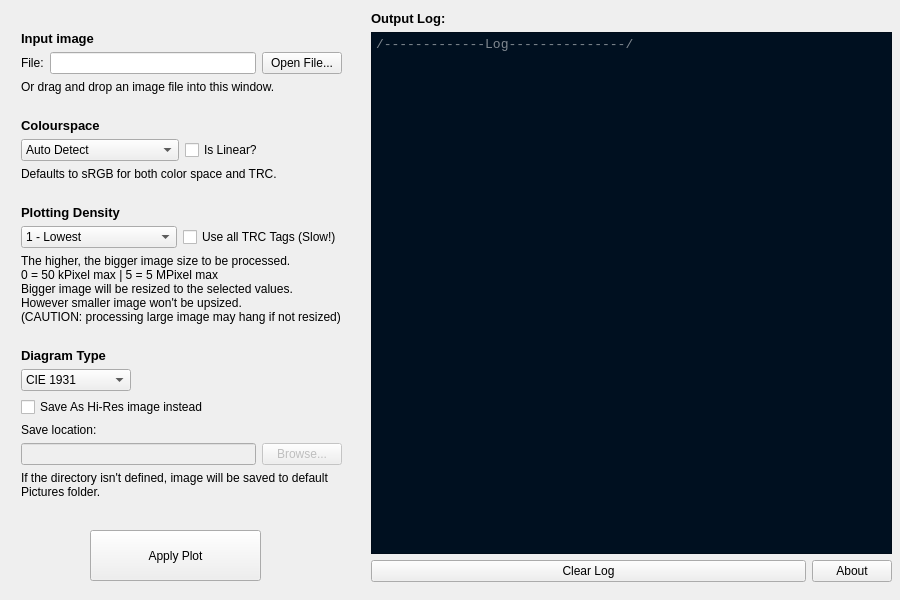
kampidh/Colour-Gamut-Plotter, file src/MainUIwindow.ui: the form before one commit.
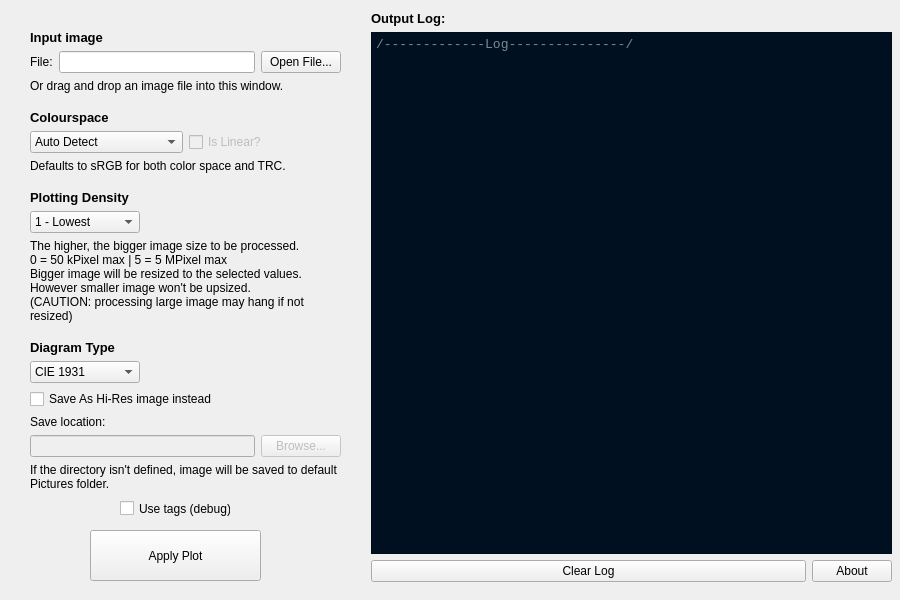
The form after the commit.

The edit to the form file:
```diff
--- a/src/MainUIwindow.ui
+++ b/src/MainUIwindow.ui
@@ -132,13 +132,32 @@
      </item>
     </layout>
    </widget>
-   <widget class="QWidget" name="layoutWidget">
+   <widget class="QCheckBox" name="useAllTagsCheckbox">
     <property name="geometry">
      <rect>
-      <x>21</x>
-      <y>31</y>
-      <width>321</width>
-      <height>468</height>
+      <x>120</x>
+      <y>500</y>
+      <width>111</width>
+      <height>17</height>
+     </rect>
+    </property>
+    <property name="toolTip">
+     <string>By default, the program will decide automatically to use single or all TRC
+This option will force all the TRC Tags applied to each channel independently
+
+However, using all TRC is painstakingly slow</string>
+    </property>
+    <property name="text">
+     <string>Use tags (debug)</string>
+    </property>
+   </widget>
+   <widget class="QWidget" name="">
+    <property name="geometry">
+     <rect>
+      <x>30</x>
+      <y>30</y>
+      <width>311</width>
+      <height>461</height>
      </rect>
     </property>
     <layout class="QGridLayout" name="gridLayout">
@@ -266,6 +285,13 @@
        </item>
        <item>
         <widget class="QCheckBox" name="ColorspaceLinearCheckbox">
+         <property name="enabled">
+          <bool>false</bool>
+         </property>
+         <property name="toolTip">
+          <string>Set TRC to linear
+Have no effect while in Auto Detect mode</string>
+         </property>
          <property name="text">
           <string>Is Linear?</string>
          </property>
@@ -310,10 +336,14 @@
        </property>
       </widget>
      </item>
-     <item row="9" column="0" colspan="2">
-      <layout class="QHBoxLayout" name="horizontalLayout_5">
-       <item>
+     <item row="9" column="0">
         <widget class="QComboBox" name="PlotDensityCombo">
+       <property name="sizePolicy">
+        <sizepolicy hsizetype="Preferred" vsizetype="Fixed">
+         <horstretch>0</horstretch>
+         <verstretch>0</verstretch>
+        </sizepolicy>
+       </property>
          <property name="currentIndex">
           <number>1</number>
          </property>
@@ -354,21 +384,18 @@
          </item>
         </widget>
        </item>
-       <item>
-        <widget class="QCheckBox" name="useAllTagsCheckbox">
-         <property name="toolTip">
-          <string>By default, only the Red TRC Tag is used for all channel
-This option will utilize all the TRC Tags to each channel independently
-It could fix plotting for profile with different TRCs for each channel (like MarsRGB)
-
-However, this option is painstakingly slow</string>
-         </property>
-         <property name="text">
-          <string>Use all TRC Tags (Slow!)</string>
-         </property>
-        </widget>
-       </item>
-      </layout>
+     <item row="9" column="1">
+      <spacer name="horizontalSpacer_2">
+       <property name="orientation">
+        <enum>Qt::Horizontal</enum>
+       </property>
+       <property name="sizeHint" stdset="0">
+        <size>
+         <width>40</width>
+         <height>20</height>
+        </size>
+       </property>
+      </spacer>
      </item>
      <item row="10" column="0" colspan="2">
       <widget class="QLabel" name="label_7">
```
Left out of the diff: 17 changed lines with no effect on the pictures. Lines whose indentation alone changed are shown as unchanged.
